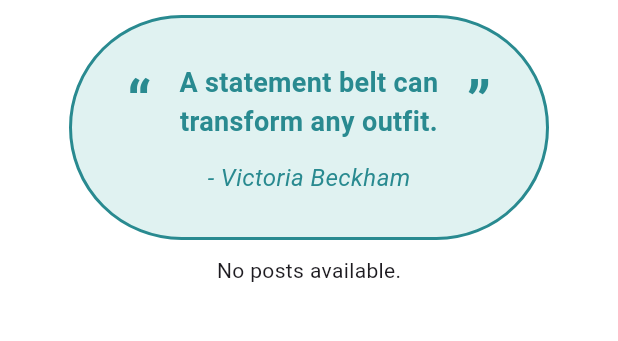
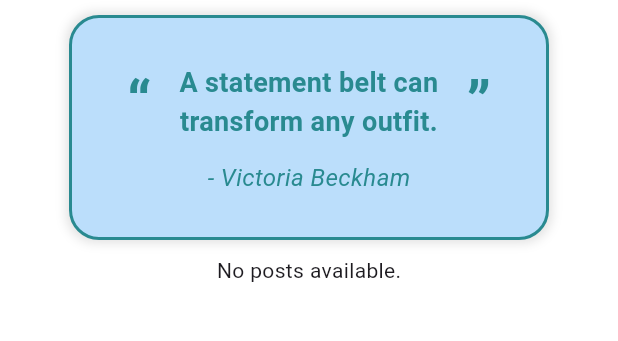
Before and after one commit to tish-aaa/outfit_maven_app_final_year_project, a Flutter app: the screen it shows once a user with an empty profile is signed in, in the side drawer, after a tap on "Home", on a phone screen of 412 x 824 dp, the part 84-425 px from its top. Run offline on Flutter 3.47's test engine with Material 3 defaults, Android fonts, the phone set to English and light mode, and no system bars; our stand-ins replace animate_do, cached_network_image, cloud_firestore, firebase_auth, firebase_core, font_awesome_flutter and 5 more; missing offline and left inert: cloudinary_public; accounts and stored records are empty.

Commit message:
resolved home_page + liked inspo user details issue

```diff
--- a/lib/home_page.dart
+++ b/lib/home_page.dart
@@ -1,10 +1,11 @@
 import 'package:flutter/material.dart';
 import 'package:cloud_firestore/cloud_firestore.dart';
 import 'package:provider/provider.dart';
+import 'dart:async';
+
 import 'post_card.dart';
 import 'navbar.dart';
 import 'providers/user_provider.dart';
-import 'dart:async';
 
 class HomePage extends StatefulWidget {
   const HomePage({super.key});
@@ -16,7 +17,9 @@
 class _HomePageState extends State<HomePage> {
   final GlobalKey<ScaffoldState> _scaffoldKey = GlobalKey<ScaffoldState>();
   late PageController _quotesController;
-  List<Map<String, String>> fashionQuotes = [
+  late Timer _quoteTimer;
+
+  final List<Map<String, String>> fashionQuotes = [
     {
       "quote": "A statement belt can transform any outfit.",
       "author": "Victoria Beckham"
@@ -47,18 +50,24 @@
   }
 
   void _startQuoteScroll() {
-    Timer.periodic(Duration(seconds: 5), (timer) {
+    _quoteTimer = Timer.periodic(const Duration(seconds: 5), (timer) {
       if (_quotesController.hasClients) {
+        int nextPage = _quotesController.page!.toInt() + 1;
+        if (nextPage >= fashionQuotes.length) {
+          _quotesController.jumpToPage(0);
+        } else {
           _quotesController.nextPage(
-          duration: Duration(milliseconds: 500),
+            duration: const Duration(milliseconds: 500),
             curve: Curves.easeInOut,
           );
+        }
       }
     });
   }
 
   @override
   void dispose() {
+    _quoteTimer.cancel();
     _quotesController.dispose();
     super.dispose();
   }
@@ -74,16 +83,23 @@
       endDrawer: CustomEndDrawer(),
       body: ListView(
         children: [
+          // Fashion Quotes Section
           Center(
             child: Container(
-              padding: EdgeInsets.all(20.0),
+              padding: const EdgeInsets.all(20.0),
               decoration: BoxDecoration(
-                color: Color(0xFFE0F2F1),
-                border: Border.all(color: Color(0xFF298A90), width: 2.0),
-                borderRadius: BorderRadius.circular(80.0),
+                color: Colors.blue.shade100, // Matches your theme
+                border: Border.all(color: const Color(0xFF298A90), width: 2.0),
+                borderRadius: BorderRadius.circular(20.0),
+                boxShadow: [
+                  BoxShadow(
+                      color: Colors.grey.withOpacity(0.3),
+                      blurRadius: 5.0,
+                      spreadRadius: 2.0),
+                ],
               ),
-              width: 320, // Set a fixed width
-              margin: EdgeInsets.symmetric(vertical: 10.0),
+              width: 320,
+              margin: const EdgeInsets.symmetric(vertical: 10.0),
               height: 150.0,
               child: PageView.builder(
                 controller: _quotesController,
@@ -95,7 +111,7 @@
                       Row(
                         mainAxisAlignment: MainAxisAlignment.center,
                         children: [
-                          Text(
+                          const Text(
                             '“',
                             style: TextStyle(
                               color: Color(0xFF298A90),
@@ -103,21 +119,21 @@
                               fontWeight: FontWeight.bold,
                             ),
                           ),
-                          SizedBox(width: 5.0),
+                          const SizedBox(width: 5.0),
                           SizedBox(
-                            width: 200, // Restrict width of the quote text
+                            width: 200,
                             child: Text(
                               fashionQuotes[index]["quote"]!,
                               textAlign: TextAlign.center,
-                              style: TextStyle(
+                              style: const TextStyle(
                                 color: Color(0xFF298A90),
                                 fontSize: 18.0,
                                 fontWeight: FontWeight.bold,
                               ),
                             ),
                           ),
-                          SizedBox(width: 5.0),
-                          Text(
+                          const SizedBox(width: 5.0),
+                          const Text(
                             '”',
                             style: TextStyle(
                               color: Color(0xFF298A90),
@@ -127,10 +143,10 @@
                           ),
                         ],
                       ),
-                      SizedBox(height: 10.0),
+                      const SizedBox(height: 10.0),
                       Text(
                         "- ${fashionQuotes[index]["author"]!}",
-                        style: TextStyle(
+                        style: const TextStyle(
                           color: Color(0xFF298A90),
                           fontSize: 16.0,
                           fontStyle: FontStyle.italic,
@@ -142,6 +158,8 @@
               ),
             ),
           ),
+
+          // Outfit Posts Section
           StreamBuilder<QuerySnapshot>(
             stream: FirebaseFirestore.instance
                 .collection('outfits')
@@ -168,19 +186,36 @@
                     return const SizedBox.shrink();
                   }
 
+                  return FutureBuilder<DocumentSnapshot>(
+                    future: FirebaseFirestore.instance
+                        .collection('users')
+                        .doc(data['userId'])
+                        .get(),
+                    builder: (context, userSnapshot) {
+                      if (!userSnapshot.hasData || !userSnapshot.data!.exists) {
+                        return const SizedBox
+                            .shrink(); // Skip post if user data is missing
+                      }
+
+                      final userData =
+                          userSnapshot.data!.data() as Map<String, dynamic>?;
+
                       return OutfitPost(
                         postId: data['postId'],
                         imageUrl: data['imageUrl'],
                         description: data['description'],
                         userId: data['userId'],
-                    userName: userProvider.username,
-                    profileImageUrl: userProvider.profileImageUrl,
+                        userName: userData?['username'] ?? "Unknown User",
+                        profileImageUrl: userData?['profileImageUrl'] ??
+                            "assets/defaultprofile.jpg",
                         isPrivate: data['isPrivate'] ?? false,
+                      );
+                    },
                   );
                 }).toList(),
               );
             },
-          ),
+          )
         ],
       ),
     );
```
Also changed, not shown: lib/liked_inspo_page.dart (+18 -16 lines). Lines whose indentation alone changed are shown as unchanged.
